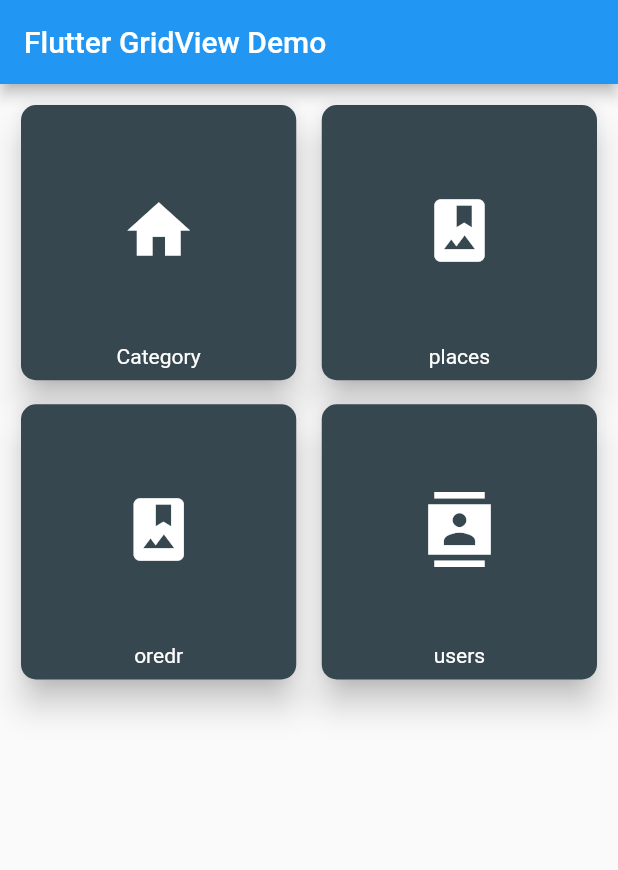
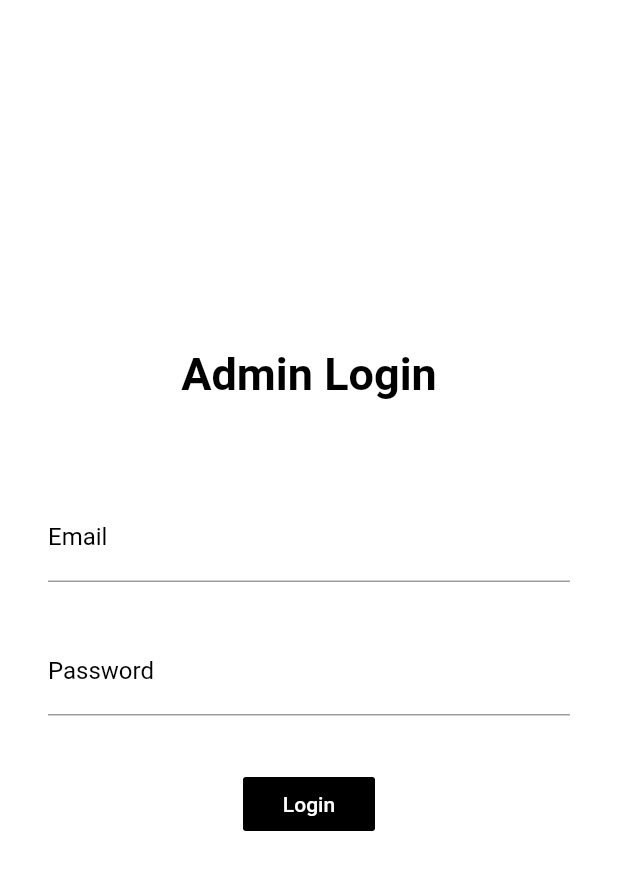
Before and after one commit to coworkingplace/co-working_admin, a Flutter app: the screen it shows after launch, on a phone screen of 412 x 824 dp. Shown: the top 870 px of the screen. Run offline on Flutter 3.47's test engine with Material 2 defaults, Android fonts, the phone set to English and light mode, and no system bars; our stand-ins replace cloud_firestore, dotted_border, firebase_storage, image_picker; accounts and stored records are empty.

Commit message:
final project admin side

```diff
--- a/lib/all_users/body.dart
+++ b/lib/all_users/body.dart
@@ -22,6 +22,7 @@ class _AllUserBodyState extends State<AllUserBody> {
   @override
   Widget build(BuildContext context) {
     return MaterialApp(
+      debugShowCheckedModeBanner: false,
       home: Scaffold(
         appBar: AppBar(
           title: Column(
--- a/lib/features.dart
+++ b/lib/features.dart
@@ -15,9 +15,9 @@ class Choice {
 
 const List<Choice> choices = const <Choice>[
    const Choice(title: 'Category', icon: Icons.home,routename:MyCatbody.routeanme),
-   const Choice(title: 'places', icon: Icons.photo_album,routename:MyplaceBody.routename),
-   const Choice(title: 'oredr', icon: Icons.photo_album,routename:MyorderBody.routename),
-   const Choice(title: 'users', icon: Icons.contacts_sharp,routename:AllUserBody.routename),
+   const Choice(title: 'Places', icon: Icons.photo_album,routename:MyplaceBody.routename),
+   const Choice(title: 'Order', icon: Icons.photo_album,routename:MyorderBody.routename),
+   const Choice(title: 'Users', icon: Icons.contacts_sharp,routename:AllUserBody.routename),
   // const Choice(title: 'Map', icon: Icons.map),
   // const Choice(title: 'Phone', icon: Icons.phone),
   // const Choice(title: 'Camera', icon: Icons.camera_alt),
--- a/lib/main.dart
+++ b/lib/main.dart
@@ -1,8 +1,9 @@
 import 'package:coworkingspace_admin/route.dart';
+import 'package:coworkingspace_admin/sign_in/sign_form.dart';
 import 'package:flutter/material.dart';
 // import 'category/category_display/body.dart';
 // import 'category/category_screen.dart';
-import 'features.dart';
+// import 'features.dart';
 
 void main() {
   runApp(MyApp());
@@ -12,51 +13,55 @@ class MyApp extends StatelessWidget {
   @override
   Widget build(BuildContext context) {
     return MaterialApp(
-      title: 'Flutter Demo',
+      title: 'coworking space',
+      debugShowCheckedModeBanner: false,
       // theme: ThemeData(
         // primarySwatch: Colors.blue,
       // ),
-      home:   MyHomePage(title: 'Co-working Admin'),//ImagePickerWidget(),
+      // home:   MyHomePage(title: 'Co-working Admin'),//ImagePickerWidget(),
+      home: LoginScreen(),
       routes: routes,
     );
   }
 }
 
-class MyHomePage extends StatefulWidget {
-  MyHomePage({Key key, this.title}) : super(key: key);
+// class MyHomePage extends StatefulWidget {
+//   MyHomePage({Key key, this.title}) : super(key: key);
 
-  final String title;
+//   final String title;
 
-  @override
-  _MyHomePageState createState() => _MyHomePageState();
-}
+//   @override
+//   _MyHomePageState createState() => _MyHomePageState();
+// }
 
-class _MyHomePageState extends State<MyHomePage> {
-  @override
-  Widget build(BuildContext context) {
-    return Scaffold(
-      appBar: AppBar(
-        title: Text("Flutter GridView Demo"),
-      ),
-      // floatingActionButton: FloatingActionButton(
-      //   onPressed: (){},
-      // child: Icon(Icons.add,color: Colors.blueGrey,),
-      // ),
-      body: Container(
-        margin: EdgeInsets.all(10),
-        child: GridView.count(
-            crossAxisCount: 2,
-            crossAxisSpacing: 9.0,
-            mainAxisSpacing: 8.0,
-            children: List.generate(choices.length, (index) {
-              return Center(
-                child: SelectCard(choice: choices[index]),
-              );
-            })),
-      ),
-    );
-  }
-}
+// class _MyHomePageState extends State<MyHomePage> {
+//   @override
+//   Widget build(BuildContext context) {
+//     return Scaffold(
+//       appBar: AppBar(
+//         title: Text("Flutter GridView Demo"),
+//       ),
+//       // floatingActionButton: FloatingActionButton(
+//       //   onPressed: (){},
+//       // child: Icon(Icons.add,color: Colors.blueGrey,),
+//       // ),
+//       body: Container(
+//         margin: EdgeInsets.all(10),
+//         child: GridView.count(
+//             crossAxisCount: 2,
+//             crossAxisSpacing: 9.0,
+//             mainAxisSpacing: 8.0,
+//             children: List.generate(choices.length, (index) {
+//               return Center(
+//                 child: SelectCard(choice: choices[index]),
+//               );
+//             })),
+//       ),
+//     );
+//   }
+// }
+
+
 // class MyHomePage extends StatefulWidget {
 //   MyHomePage({Key key, this.title}) : super(key: key);
 
@@ -86,44 +91,44 @@ class _MyHomePageState extends State<MyHomePage> {
 
 
 
-class SelectCard extends StatelessWidget {
-  const SelectCard({Key key, this.choice}) : super(key: key);
-  final Choice choice;
+// class SelectCard extends StatelessWidget {
+//   const SelectCard({Key key, this.choice}) : super(key: key);
+//   final Choice choice;
 
-  @override
-  Widget build(BuildContext context) {
-    // ignore: deprecated_member_use
-    // final TextStyle textStyle = Theme.of(context).textTheme.display1;
-    return GestureDetector(
-      onTap: () {
-        // Navigator.push(context,MaterialPageRoute(builder: (context) => MycatPage()),);
-        Navigator.of(context).pushNamed(choice.routename);
-      },
-      child: Card(
-          shape:
-              RoundedRectangleBorder(borderRadius: BorderRadius.circular(10)),
-          elevation: 9,
-          // margin: EdgeInsets.all(20),
-          color: Colors.blueGrey[800],
-          child: Center(
-            child: Padding(
-              padding: const EdgeInsets.all(8.0),
-              child: Column(
-                  crossAxisAlignment: CrossAxisAlignment.center,
-                  children: <Widget>[
-                    Expanded(
-                        child: Icon(choice.icon,
-                            size: 50.0,
-                            color: Colors.white /*textStyle.color*/)),
-                    Text(choice.title,
-                        style: TextStyle(color: Colors.white) /*textStyle*/),
-                    // InputChipExample(),
-                  ]),
-            ),
-          )),
-    );
-  }
-}
+//   @override
+//   Widget build(BuildContext context) {
+//     // ignore: deprecated_member_use
+//     // final TextStyle textStyle = Theme.of(context).textTheme.display1;
+//     return GestureDetector(
+//       onTap: () {
+//         // Navigator.push(context,MaterialPageRoute(builder: (context) => MycatPage()),);
+//         Navigator.of(context).pushNamed(choice.routename);
+//       },
+//       child: Card(
+//           shape:
+//               RoundedRectangleBorder(borderRadius: BorderRadius.circular(10)),
+//           elevation: 9,
+//           // margin: EdgeInsets.all(20),
+//           color: Colors.blueGrey[800],
+//           child: Center(
+//             child: Padding(
+//               padding: const EdgeInsets.all(8.0),
+//               child: Column(
+//                   crossAxisAlignment: CrossAxisAlignment.center,
+//                   children: <Widget>[
+//                     Expanded(
+//                         child: Icon(choice.icon,
+//                             size: 50.0,
+//                             color: Colors.white /*textStyle.color*/)),
+//                     Text(choice.title,
+//                         style: TextStyle(color: Colors.white) /*textStyle*/),
+//                     // InputChipExample(),
+//                   ]),
+//             ),
+//           )),
+//     );
+//   }
+// }
 
 
 //  final picker = ImagePicker();
--- a/lib/order/body.dart
+++ b/lib/order/body.dart
@@ -6,9 +6,10 @@ class MyorderBody extends StatelessWidget {
   @override
   Widget build(BuildContext context) {
     return MaterialApp(
+      debugShowCheckedModeBanner: false,
       home: Scaffold(
         appBar: AppBar(
-          title: Text("oreder"),
+          title: Text("order"),
           ),
           body: Allordersbody(),
           ),
--- a/lib/places/body.dart
+++ b/lib/places/body.dart
@@ -13,7 +13,11 @@ class _MyplaceBodyState extends State<MyplaceBody> {
   @override
   Widget build(BuildContext context) {
     return MaterialApp(
+      debugShowCheckedModeBanner: false,
       home: Scaffold(
+              appBar: AppBar(
+        title: Text("Places"),
+      ),
               floatingActionButton: FloatingActionButton(
         backgroundColor: Colors.amber,
         elevation: 9,
--- /dev/null
+++ b/lib/sign_in/sign_form.dart
@@ -0,0 +1,123 @@
+import 'package:coworkingspace_admin/sign_in/grid_main.dart';
+import 'package:flutter/cupertino.dart';
+import 'package:flutter/material.dart';
+
+class LoginScreen extends StatefulWidget {
+  @override
+  _LoginScreenState createState() => _LoginScreenState();
+}
+
+class _LoginScreenState extends State<LoginScreen> {
+  final _key = GlobalKey<FormState>();
+
+  TextEditingController _emailContoller = TextEditingController();
+  TextEditingController _passwordController = TextEditingController();
+
+  @override
+  Widget build(BuildContext context) {
+    return Scaffold(
+      body: Container(
+        color: Colors.white,
+        child: Center(
+          child: Form(
+            key: _key,
+            child: Column(
+              mainAxisAlignment: MainAxisAlignment.center,
+              children: [
+                Text(
+                  'Admin Login',
+                  style: TextStyle(
+                    color: Colors.black,
+                    fontSize: 30,
+                    fontWeight: FontWeight.w600,
+                  ),
+                ),
+                Padding(
+                  padding: const EdgeInsets.all(32.0),
+                  child: Column(
+                    children: [
+                      SizedBox(height: 30),
+                      TextFormField(
+                        controller: _emailContoller,
+                        validator: (value) {
+                          if (value.isEmpty) {
+                            return 'Email cannot be empty';
+                          } else
+                            return null;
+                        },
+                        decoration: InputDecoration(
+                            labelText: 'Email',
+                            labelStyle: TextStyle(color: Colors.black)),
+                        style: TextStyle(color: Colors.black),
+                      ),
+                      SizedBox(height: 30),
+                      TextFormField(
+                        controller: _passwordController,
+                        obscureText: true,
+                        validator: (value) {
+                          if (value.isEmpty) {
+                            return 'Password cannot be empty';
+                          } else
+                            return null;
+                        },
+                        decoration: InputDecoration(
+                            labelText: 'Password',
+                            labelStyle: TextStyle(color: Colors.black)),
+                        style: TextStyle(
+                          color: Colors.black,
+                        ),
+                      ),
+                      SizedBox(height: 5),
+                      // FlatButton(
+                      //   child: Text('Not registerd? Sign up'),
+                      //   onPressed: () {
+                      //     Navigator.of(context).push(
+                      //       CupertinoPageRoute(
+                      //         fullscreenDialog: true,
+                      //         builder: (context) => GridMain(),
+                      //       ),
+                      //     );
+                      //   },
+                      //   textColor: Colors.white,
+                      // ),
+                      SizedBox(height: 30),
+                      Row(
+                        mainAxisAlignment: MainAxisAlignment.spaceEvenly,
+                        children: [
+                          FlatButton(
+                            child: Text('Login',
+                                style: TextStyle(color: Colors.white)),
+                            onPressed: () {
+                              Navigator.push(
+                                context,
+                                MaterialPageRoute(
+                                    builder: (context) => GridMain()),
+                              );
+                            },
+                            color: Colors.black,
+                          ),
+                        ],
+                      ),
+                    ],
+                  ),
+                ),
+              ],
+            ),
+          ),
+        ),
+      ),
+    );
+  }
+
+  // void signInUser() async {
+  //   dynamic authResult =
+  //       await _auth.loginUser(_emailContoller.text, _passwordController.text);
+  //   if (authResult == null) {
+  //     print('Sign in error. could not be able to login');
+  //   } else {
+  //     _emailContoller.clear();
+  //     _passwordController.clear();
+  //     // Navigator.pushNamed(context, '/register');
+  //   }
+  // }
+}
```
Also changed, not shown: lib/all_users/user_card_screen.dart (+9 -3 lines), lib/category/category_edit/body.dart (+6 -1 lines), lib/places/add_places/add_screen.dart (+6 -2 lines), lib/sign_in/grid_main.dart (added, +80 -0 lines), lib/sign_in/sign_screen.dart (added, +20 -0 lines), lib/sign_in/body.dart (added), pubspec.lock.
